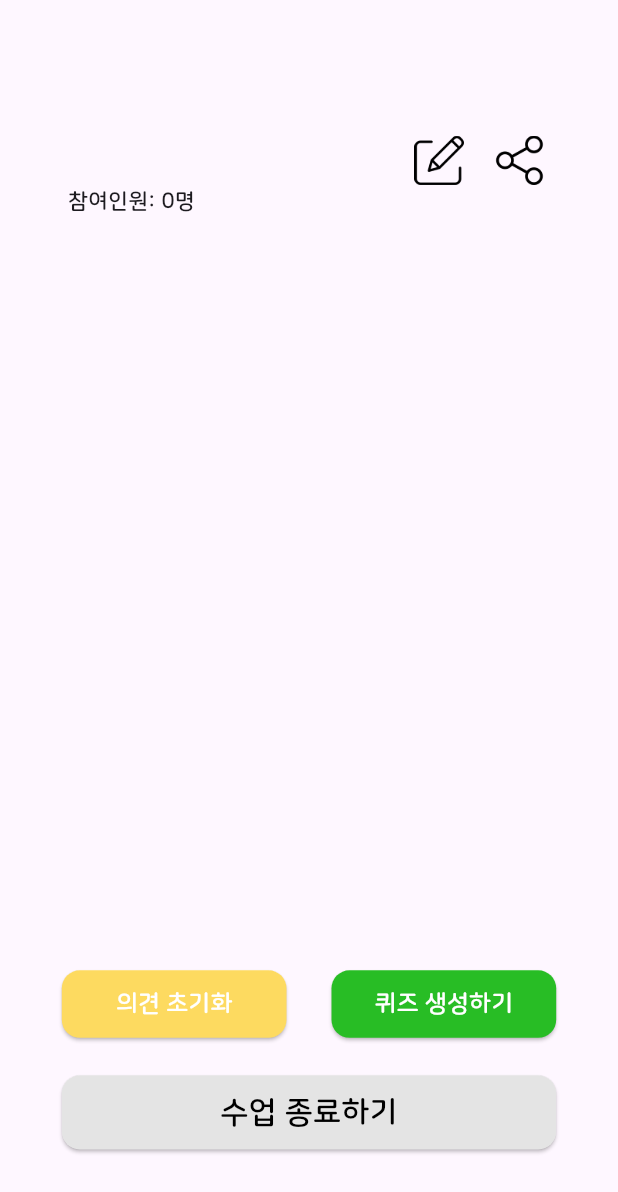
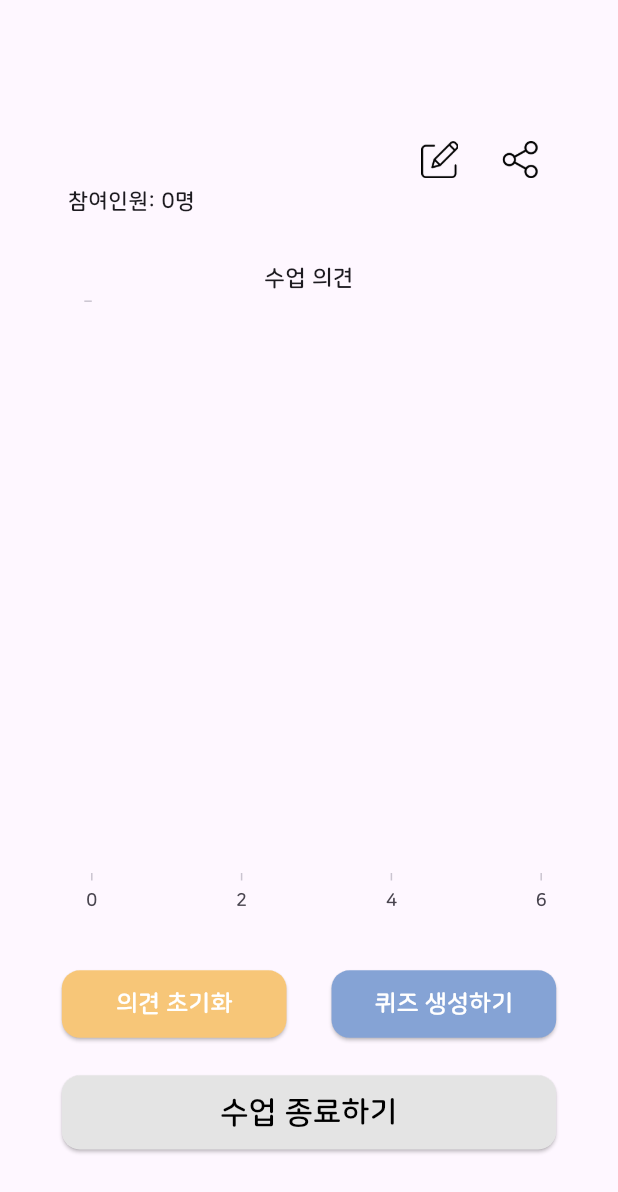
Before and after one commit to ksw1912/Class_Interaction_Application, a Flutter app: the ClassRoomPage screen opened directly with empty values, on a phone screen of 412 x 824 dp. Shown: the top 1192 px of the screen. Run offline on Flutter 3.47's test engine with Material 3 defaults, Android fonts, the phone set to English and light mode, and no system bars; drawn by our look-alikes of fl_chart; our stand-ins replace device_preview, email_validator, flutter_secure_storage, qr_flutter, syncfusion_flutter_charts; missing offline and left inert: flutter_session_jwt, qr_code_scanner, stomp_dart_client; accounts and stored records are empty.

Commit message:
교수  페이지 수정

```diff
--- a/lib/classroom/instructor/classRoomPage.dart
+++ b/lib/classroom/instructor/classRoomPage.dart
@@ -3,7 +3,6 @@ import 'package:flutter_secure_storage/flutter_secure_storage.dart';
 import 'package:provider/provider.dart';
 import 'package:qr_flutter/qr_flutter.dart';
 import 'package:flutter/services.dart';
-import 'package:fl_chart/fl_chart.dart';
 import 'package:spaghetti/Websocket/UserCount.dart';
 import 'package:spaghetti/Websocket/Websocket.dart';
 import 'package:spaghetti/classroom/classroom.dart';
@@ -16,6 +15,7 @@ import 'package:spaghetti/opinion/Opinion.dart';
 import 'package:spaghetti/opinion/OpinionService.dart';
 import 'package:spaghetti/opinion/OpinionVote.dart';
 import 'package:stomp_dart_client/stomp_dart_client.dart';
+import 'package:syncfusion_flutter_charts/charts.dart';
 import 'classCreatePage.dart';
 
 class ClassRoomPage extends StatefulWidget {
@@ -109,7 +109,7 @@ class _ClassRoomPageState extends State<ClassRoomPage> {
                             height: 45,
                             child: ElevatedButton(
                               style: ElevatedButton.styleFrom(
-                                backgroundColor: Color(0xffFDDA60),
+                                backgroundColor: Color(0xfff7c678),
                                 foregroundColor: Colors.white,
                                 shape: RoundedRectangleBorder(
                                   borderRadius: BorderRadius.circular(12),
@@ -134,7 +134,7 @@ class _ClassRoomPageState extends State<ClassRoomPage> {
                             height: 45,
                             child: ElevatedButton(
                               style: ElevatedButton.styleFrom(
-                                backgroundColor: Color(0xff28BD25),
+                                backgroundColor: Color(0xff85a3d5),
                                 foregroundColor: Colors.white,
                                 shape: RoundedRectangleBorder(
                                   borderRadius: BorderRadius.circular(12),
@@ -195,8 +195,8 @@ class _ClassRoomPageState extends State<ClassRoomPage> {
                   child: IconButton(
                     icon: Image.asset(
                       'assets/images/share_icon.png',
-                      width: screenWidth * 0.08,
-                      height: screenWidth * 0.08,
+                      width: screenWidth * 0.06,
+                      height: screenWidth * 0.06,
                     ),
                     iconSize: screenWidth * 0.08,
                     onPressed: () {
@@ -296,8 +296,8 @@ class _ClassRoomPageState extends State<ClassRoomPage> {
                   child: IconButton(
                     icon: Image.asset(
                       'assets/images/edit.png', // 수정 아이콘 경로
-                      width: screenWidth * 0.08,
-                      height: screenWidth * 0.08,
+                      width: screenWidth * 0.06,
+                      height: screenWidth * 0.06,
                     ),
                     iconSize: screenWidth * 0.08,
                     onPressed: () {
@@ -311,7 +311,7 @@ class _ClassRoomPageState extends State<ClassRoomPage> {
                   child: Container(
                     width: screenWidth * 0.8,
                     height: screenHeight * 0.55, // 차트 높이 조정
-                    child: PieChartExample(),
+                    child: BarChartExample(),
                   ),
                 ),
               ],
@@ -510,24 +510,15 @@ void showQRCodeModal(BuildContext context, String classNumber) {
 
 final List<Color> contentColors = [
   // 차트 컬러 리스트
-  Colors.white, // mainTextcolor
-  Colors.blue,
-  Colors.yellow,
-  Colors.purple,
-  Colors.green,
-  Colors.red,
-  Colors.pink,
+  Color(0xff7b9bcf),
+  Color(0xfff5c369),
+  Color(0xffa4d3fb),
+  Color(0xfff7a3b5),
+  Color(0xfffcb29c),
+  Color(0xffcab3e7), // mainTextcolor
 ];
 
-// 차트
-class PieChartExample extends StatefulWidget {
-  @override
-  PieChart2State createState() => PieChart2State();
-}
-
-class PieChart2State extends State<PieChartExample> {
-  int touchedIndex = -1;
-
+class BarChartExample extends StatelessWidget {
   @override
   Widget build(BuildContext context) {
     return Consumer2<ClassroomService, OpinionService>(
@@ -535,94 +526,44 @@ class PieChart2State extends State<PieChartExample> {
       List<Opinion> opinionList = opinionService.opinionList; // 옵션 배열
       List<OpinionVote> opinionCount = opinionService.countList; // 옵션 선택 개수 배열
 
-      final screenHeight = MediaQuery.of(context).size.height;
-      final screenWidth = MediaQuery.of(context).size.width;
-      List<PieChartSectionData> showingSections() {
-        final screenWidth = MediaQuery.of(context).size.width;
-
-        return List.generate(opinionList.length, (i) {
-          opinionCount.sort((b, a) => a.count.compareTo(b.count));
-          opinionService.sortOpinion();
-          int maxIndex = opinionService.maxCount(opinionCount);
-          final isMaxValue = i == maxIndex;
-          final fontSize = isMaxValue ? screenWidth * 0.07 : screenWidth * 0.04;
-          final radius = isMaxValue ? screenWidth * 0.15 : screenWidth * 0.12;
-          const shadows = [Shadow(color: Colors.black, blurRadius: 2)];
-
-          return PieChartSectionData(
-            color: contentColors[i + 1],
-            value: opinionCount[i].count.toDouble(),
-            title: '${opinionCount[i].count}개',
-            radius: radius,
-            titleStyle: TextStyle(
-              fontSize: fontSize,
-              fontWeight: FontWeight.bold,
-              color: contentColors[0],
-              shadows: shadows,
-            ),
-          );
-        });
-      }
-
-      return SingleChildScrollView(
-        child: Column(
-          children: <Widget>[
-            AspectRatio(
-              aspectRatio: 1.3,
-              child: PieChart(
-                PieChartData(
-                  pieTouchData: PieTouchData(
-                    touchCallback: (FlTouchEvent event, pieTouchResponse) {
-                      setState(() {
-                        if (!event.isInterestedForInteractions ||
-                            pieTouchResponse == null ||
-                            pieTouchResponse.touchedSection == null) {
-                          touchedIndex = -1;
-                          return;
-                        }
-                        touchedIndex = pieTouchResponse
-                            .touchedSection!.touchedSectionIndex;
-                      });
-                    },
-                  ),
-                  borderData: FlBorderData(show: false),
-                  sectionsSpace: 0,
-                  centerSpaceRadius: screenWidth * 0.15,
-                  sections: showingSections(),
-                ),
-              ),
-            ),
-            SizedBox(
-              height: 15, //차트랑 컬러 박스 위치
-            ),
-            SizedBox(
-              width: screenWidth * 0.8,
-              height: screenHeight * 0.22, // 하단위치
-              child: ListView.builder(
-                itemCount: opinionList.length,
-                itemBuilder: (context, index) {
-                  return Column(
-                    mainAxisAlignment: MainAxisAlignment.start,
-                    crossAxisAlignment: CrossAxisAlignment.center,
-                    children: <Widget>[
-                      Indicator(
-                        color: contentColors[index + 1],
-                        text: opinionList[index].opinion,
-                        isSquare: true,
-                      ),
-                      SizedBox(
-                        height: 15, //간격
-                      ),
-                    ],
-                  );
-                },
-              ),
-            ),
-          ],
+      return SfCartesianChart(
+        primaryXAxis: CategoryAxis(
+          majorGridLines: MajorGridLines(width: 0),
+          axisLine: AxisLine(width: 0),
         ),
+        primaryYAxis: NumericAxis(
+          majorGridLines: MajorGridLines(width: 0),
+          axisLine: AxisLine(width: 0),
+        ),
+        plotAreaBorderWidth: 0,
+        title: ChartTitle(text: '수업 의견'),
+        legend: Legend(isVisible: false),
+        tooltipBehavior: TooltipBehavior(enable: true),
+        series: <ChartSeries<OpinionData, String>>[
+          BarSeries<OpinionData, String>(
+            spacing: 0.2,
+            dataSource: List.generate(opinionList.length, (index) {
+              return OpinionData(
+                  opinionList[index].opinion,
+                  opinionCount[index].count.toDouble(),
+                  contentColors[index + 1]);
+            }),
+            xValueMapper: (OpinionData data, _) => data.opinion,
+            yValueMapper: (OpinionData data, _) => data.count,
+            pointColorMapper: (OpinionData data, _) => data.color,
+            dataLabelSettings: DataLabelSettings(isVisible: true),
+          ),
+        ],
       );
     });
   }
+}
+
+class OpinionData {
+  OpinionData(this.opinion, this.count, this.color);
+  final String opinion;
+  final double count;
+  final Color color;
 }
 
 class Indicator extends StatelessWidget {
--- a/pubspec.yaml
+++ b/pubspec.yaml
@@ -49,6 +49,7 @@ dependencies:
   http: ^0.13.3
   flutter_secure_storage: ^9.2.2
   fl_chart: ^0.68.0
+  syncfusion_flutter_charts: ^20.3.47
   email_validator: ^3.0.0
   stomp_dart_client: ^2.0.0
 
```
Also changed, not shown: lib/classroom/instructor/AddClassDialog.dart (+6 -5 lines), lib/classroom/instructor/classCreatePage.dart (+141 -127 lines), lib/login/LoginPage.dart (+32 -15 lines), pubspec.lock.
